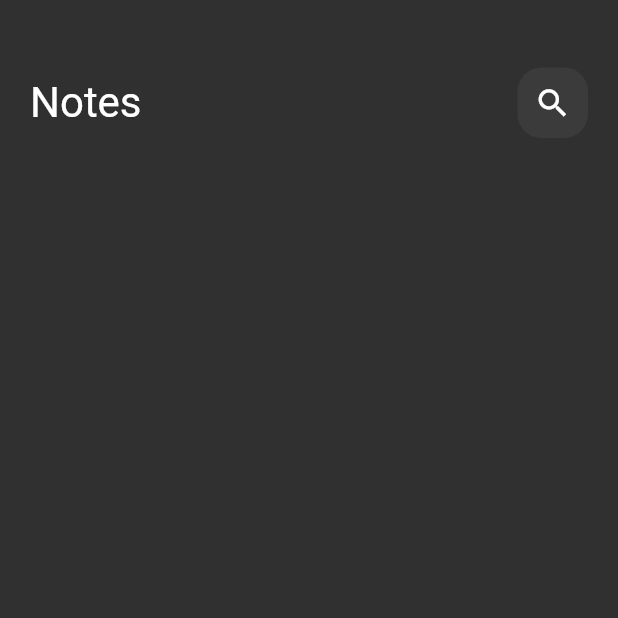
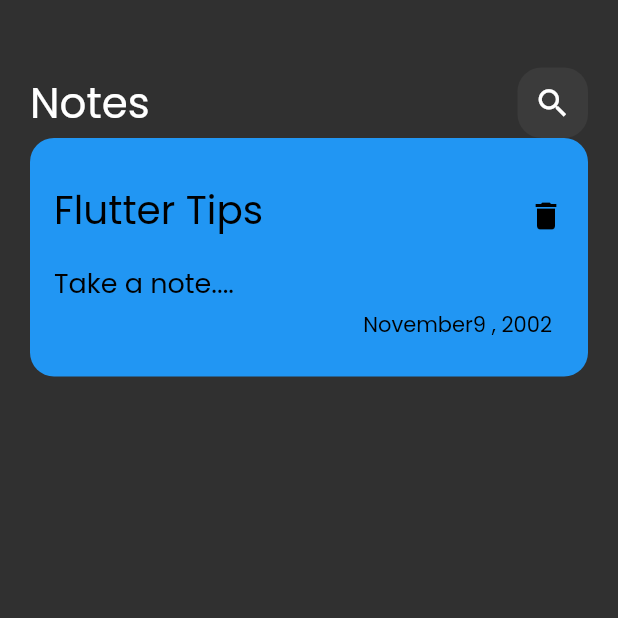
Before and after one commit to saiedd01/Notes_app, a Flutter app: the screen it shows after launch, on a phone screen of 412 x 824 dp, the top half of it. Run offline on Flutter 3.47's test engine with Material 2 defaults, Android fonts, the phone set to English and light mode, and no system bars.

Commit message:
Saied/ Item

```diff
--- a/lib/main.dart
+++ b/lib/main.dart
@@ -11,7 +11,7 @@ class NoteApp extends StatelessWidget {
   Widget build(BuildContext context) {
     return MaterialApp(
       debugShowCheckedModeBanner: false,
-      theme: ThemeData(brightness: Brightness.dark),
+      theme: ThemeData(brightness: Brightness.dark, fontFamily:'Poppins'),
       home: const NoteView(),
     );
   }
--- /dev/null
+++ b/lib/model/widgets/note_item.dart
@@ -0,0 +1,55 @@
+import 'package:flutter/material.dart';
+
+class NoteItems extends StatelessWidget {
+  const NoteItems({Key? key}) : super(key: key);
+
+  @override
+  Widget build(BuildContext context) {
+    return Container(
+      padding: const EdgeInsets.only(top: 24, bottom: 24),
+      decoration: BoxDecoration(
+        color:Colors.blue,
+        borderRadius: BorderRadius.circular(16),
+      ),
+      child: Column(
+        crossAxisAlignment: CrossAxisAlignment.end,
+        children:const [
+          ListTile(
+              title:Text(
+                'Flutter Tips',
+                style:TextStyle(
+                  color: Colors.black,
+                  fontSize: 26,
+                ),
+              ),
+              subtitle: Padding(
+                padding: EdgeInsets.only(top: 16),
+                child: Text(
+                  'Take a note....',
+                  style: TextStyle(
+                    color: Colors.black,
+                    fontSize: 18,
+                  ),
+                ),
+              ),
+              trailing:Icon(
+                Icons.delete,
+                color: Colors.black,
+                size: 24,
+              )
+          ),
+          Padding(
+            padding: EdgeInsets.only(right: 24),
+            child: Text(
+              'November9 , 2002',
+              style: TextStyle(
+                color: Colors.black,
+                fontSize: 14,
+              ),
+            ),
+          ),
+        ],
+      ),
+    );
+  }
+}
--- a/lib/model/widgets/notes_body.dart
+++ b/lib/model/widgets/notes_body.dart
@@ -1,4 +1,5 @@
 import 'package:flutter/material.dart';
+import 'package:notesapp/model/widgets/note_item.dart';
 import 'custom_app_bar.dart';
 
 class NotesBody extends StatelessWidget {
@@ -6,13 +7,15 @@ class NotesBody extends StatelessWidget {
 
   @override
   Widget build(BuildContext context) {
-    return  Padding(padding: const EdgeInsets.symmetric(horizontal: 20),
+    return  Padding(
+      padding: const EdgeInsets.symmetric(horizontal: 20),
       child: Column(
         children:const [
           SizedBox(
             height: 45,
           ),
           CustomAppBar(),
+          NoteItems(),
         ],
       ),
     );
```
Also changed, not shown: pubspec.yaml (+5 -11 lines), assets/fonts/Poppins-Regular.ttf (added).
